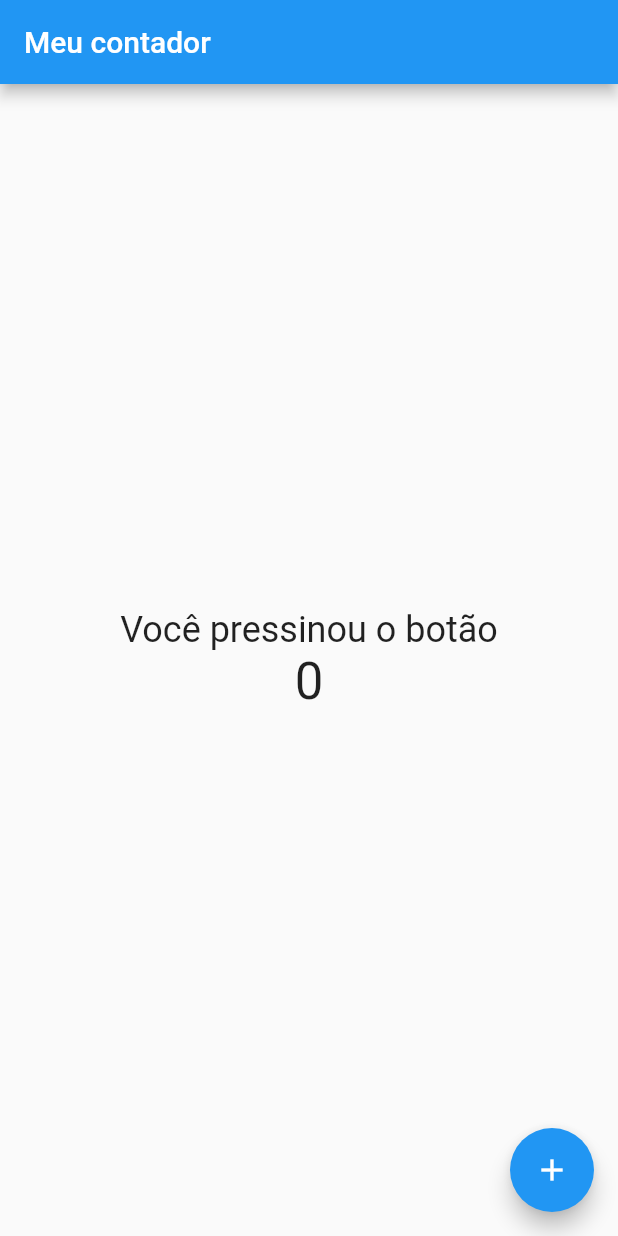
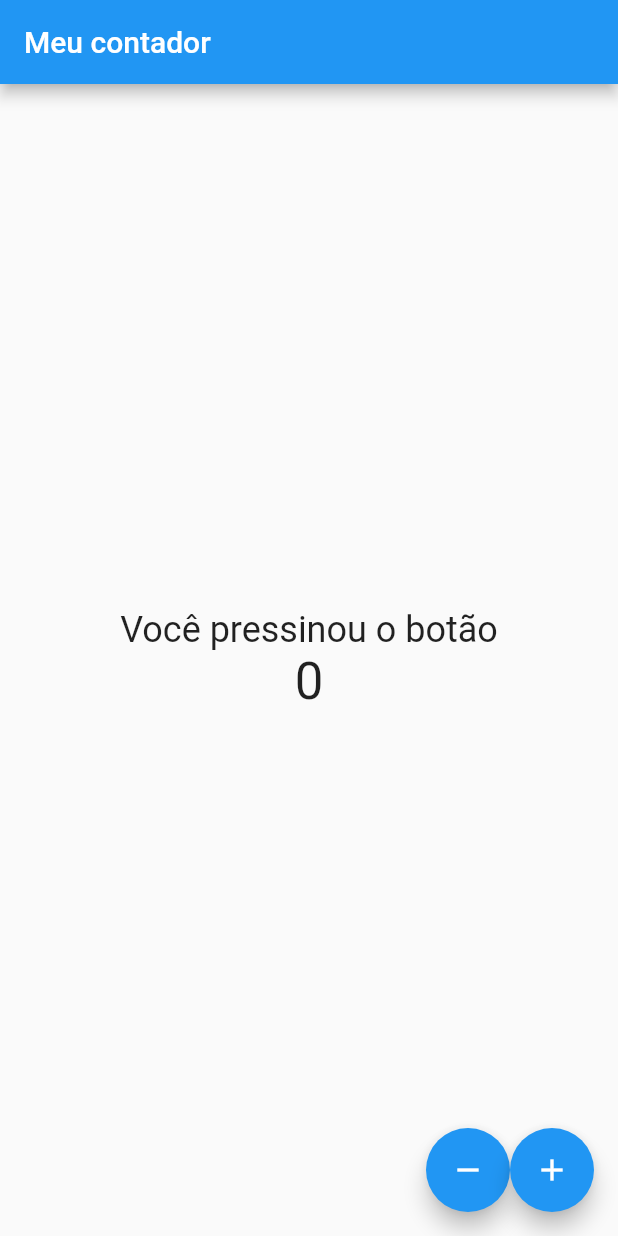
Before and after one commit to RonnyeryBarbosa/Exercicio---M-dulo-01---Aula-04, a Flutter app: the screen it shows after launch, on a phone screen of 412 x 824 dp. Run offline on Flutter 3.47's test engine with Material 2 defaults, Android fonts, the phone set to English and light mode, and no system bars.

Commit message:
add remove

```diff
--- a/lib/main.dart
+++ b/lib/main.dart
@@ -39,7 +39,18 @@ class _CounterScreenState extends State<CounterScreen> {
             ),
           ],
         ),
-      floatingActionButton: FloatingActionButton(
+        floatingActionButton: Row(
+          mainAxisAlignment: MainAxisAlignment.end,
+          children: [
+            FloatingActionButton(
+                onPressed: () {
+                  print('Botão pressionado');
+                  setState(() {
+                    resultado -= 1;
+                  });
+                },
+                child: Icon(Icons.remove)),
+            FloatingActionButton(
                 onPressed: () {
                   print('Botão pressionado');
                   setState(() {
@@ -47,6 +58,7 @@ class _CounterScreenState extends State<CounterScreen> {
                   });
                 },
                 child: Icon(Icons.add)),
-    );
+          ],
+        ));
   }
 }
```
Lines whose indentation alone changed are shown as unchanged.
